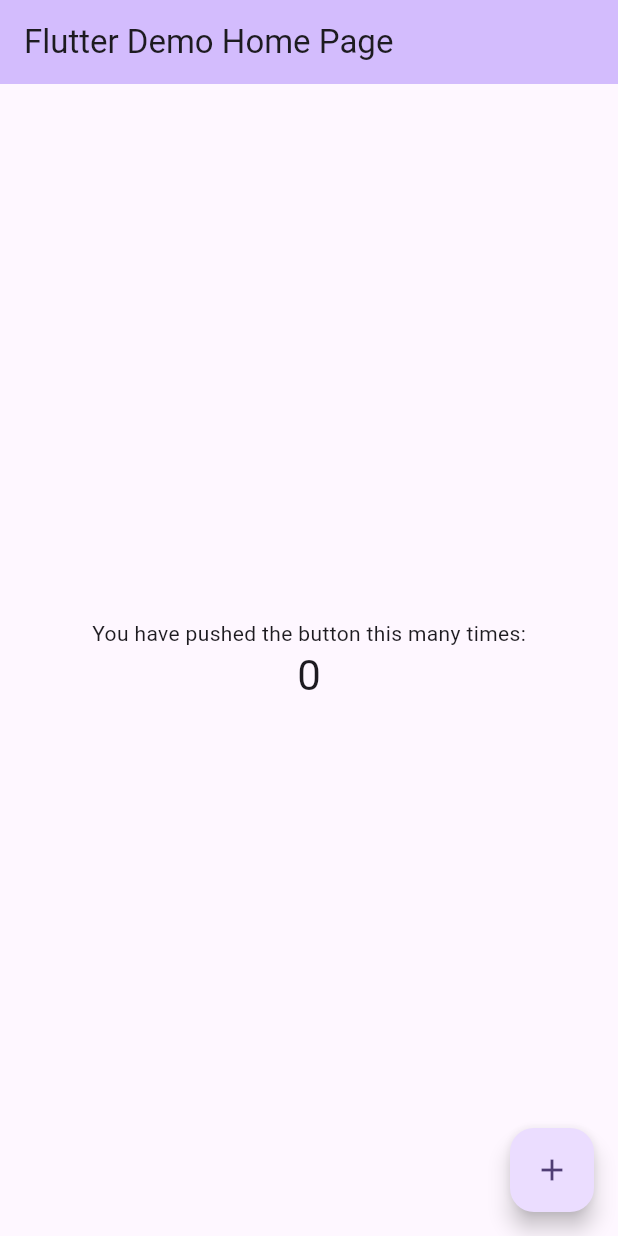
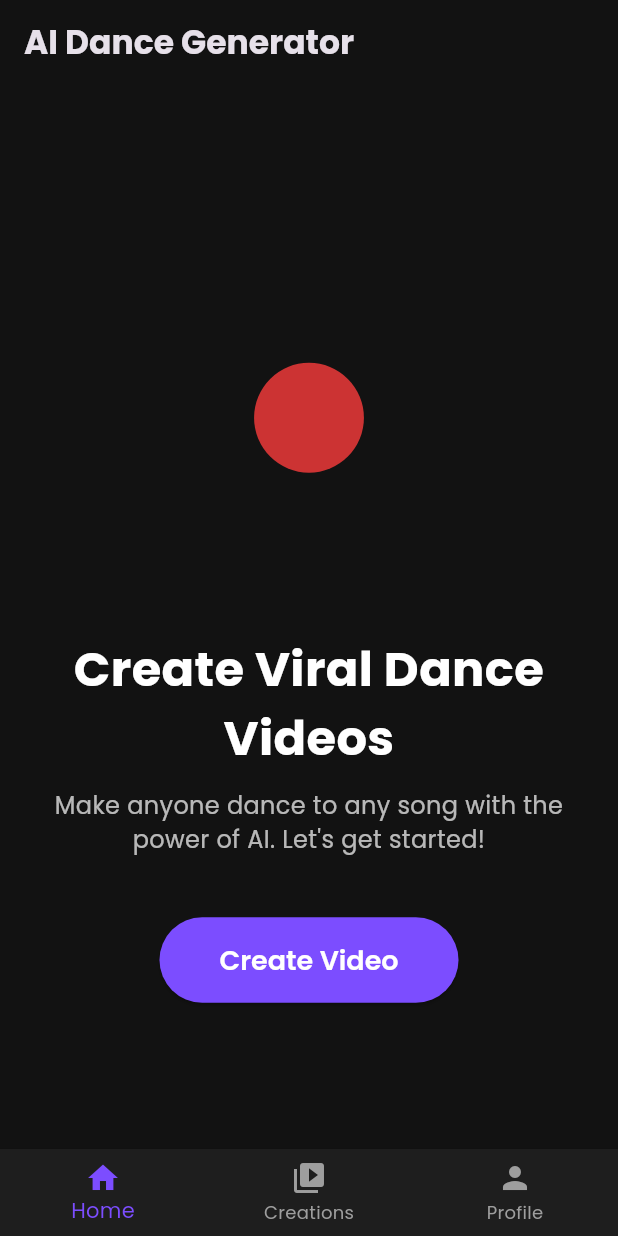
Before and after one commit to could-ai/019a4a5d-df17-78a2-a709-732c879cc913, a Flutter app: the screen it shows after launch, on a phone screen of 412 x 824 dp. Run offline on Flutter 3.47's test engine with Material 3 defaults, Android fonts, the phone set to English and light mode, and no system bars; our stand-ins replace google_fonts, lottie.

Commit message:
I have updated the 'pubspec.yaml' file to include the 'google_fonts' and 'lottie' packages, which will be used for custom text styling and animations to create a more dynamic and visually appealing user interface. I also added an assets section to include the animation files that will be used in the application.; I have completely revamped the 'lib/main.dart' file to set up the foundation for our AI Dance Generator app. I've removed the default counter application and replaced it with a new dark-themed 'MaterialApp'. This new theme uses the 'Poppins' font from Google Fonts for a modern look and feel, and it's configured with a custom color scheme that will be used across the application. The home page is now set to our new 'HomeScreen', which will be the main entry point for users.; I've added a placeholder Lottie animation file. This JSON file will be used to display an engaging animation on the home screen, making the app more visually appealing right from the start. This is a temporary animation that can be replaced later with a more relevant one.; I've created the main 'HomeScreen' for the application. This new screen provides a user-friendly and visually appealing interface with a clear call-to-action. It features an animation, a catchy title, and a prominent "Create Video" button to guide the user. I've also set up a bottom navigation bar to facilitate future navigation to other parts of the app, such as a gallery for created videos and a user profile section. This screen serves as the central hub for the user's experience.

```diff
--- /dev/null
+++ b/usr/lib/home_screen.dart
@@ -0,0 +1,95 @@
+import 'package:flutter/material.dart';
+import 'package:lottie/lottie.dart';
+import 'package:google_fonts/google_fonts.dart';
+
+class HomeScreen extends StatefulWidget {
+  const HomeScreen({super.key});
+
+  @override
+  State<HomeScreen> createState() => _HomeScreenState();
+}
+
+class _HomeScreenState extends State<HomeScreen> {
+  int _selectedIndex = 0;
+
+  void _onItemTapped(int index) {
+    setState(() {
+      _selectedIndex = index;
+    });
+  }
+
+  @override
+  Widget build(BuildContext context) {
+    return Scaffold(
+      appBar: AppBar(
+        title: Text(
+          'AI Dance Generator',
+          style: GoogleFonts.poppins(fontWeight: FontWeight.bold),
+        ),
+        backgroundColor: Colors.transparent,
+        elevation: 0,
+      ),
+      body: Center(
+        child: SingleChildScrollView(
+          child: Padding(
+            padding: const EdgeInsets.all(24.0),
+            child: Column(
+              mainAxisAlignment: MainAxisAlignment.center,
+              children: <Widget>[
+                Lottie.asset(
+                  'assets/animations/dancing_animation.json',
+                  width: 250,
+                  height: 250,
+                ),
+                const SizedBox(height: 20),
+                Text(
+                  'Create Viral Dance Videos',
+                  textAlign: TextAlign.center,
+                  style: GoogleFonts.poppins(
+                    fontSize: 32,
+                    fontWeight: FontWeight.bold,
+                    color: Colors.white,
+                  ),
+                ),
+                const SizedBox(height: 10),
+                Text(
+                  'Make anyone dance to any song with the power of AI. Let\'s get started!',
+                  textAlign: TextAlign.center,
+                  style: GoogleFonts.poppins(
+                    fontSize: 16,
+                    color: Colors.white70,
+                  ),
+                ),
+                const SizedBox(height: 40),
+                ElevatedButton(
+                  onPressed: () {
+                    // TODO: Navigate to video creation flow
+                  },
+                  child: const Text('Create Video'),
+                ),
+              ],
+            ),
+          ),
+        ),
+      ),
+      bottomNavigationBar: BottomNavigationBar(
+        items: const <BottomNavigationBarItem>[
+          BottomNavigationBarItem(
+            icon: Icon(Icons.home),
+            label: 'Home',
+          ),
+          BottomNavigationBarItem(
+            icon: Icon(Icons.video_library),
+            label: 'Creations',
+          ),
+          BottomNavigationBarItem(
+            icon: Icon(Icons.person),
+            label: 'Profile',
+          ),
+        ],
+        currentIndex: _selectedIndex,
+        onTap: _onItemTapped,
+      ),
+    );
+  }
+}
--- a/usr/lib/main.dart
+++ b/usr/lib/main.dart
@@ -1,4 +1,6 @@
+import 'package:couldai_user_app/home_screen.dart';
 import 'package:flutter/material.dart';
+import 'package:google_fonts/google_fonts.dart';
 
 void main() {
   runApp(const MyApp());
@@ -7,114 +9,37 @@ void main() {
 class MyApp extends StatelessWidget {
   const MyApp({super.key});
 
-  // This widget is the root of your application.
   @override
   Widget build(BuildContext context) {
     return MaterialApp(
-      title: 'Flutter Demo',
+      title: 'AI Dance Generator',
       debugShowCheckedModeBanner: false,
       theme: ThemeData(
-        // This is the theme of your application.
-        //
-        // TRY THIS: Try running your application with "flutter run". You'll see
-        // the application has a purple toolbar. Then, without quitting the app,
-        // try changing the seedColor in the colorScheme below to Colors.green
-        // and then invoke "hot reload" (save your changes or press the "hot
-        // reload" button in a Flutter-supported IDE, or press "r" if you used
-        // the command line to start the app).
-        //
-        // Notice that the counter didn't reset back to zero; the application
-        // state is not lost during the reload. To reset the state, use hot
-        // restart instead.
-        //
-        // This works for code too, not just values: Most code changes can be
-        // tested with just a hot reload.
-        colorScheme: ColorScheme.fromSeed(seedColor: Colors.deepPurple),
+        brightness: Brightness.dark,
+        primaryColor: Colors.deepPurpleAccent,
+        scaffoldBackgroundColor: const Color(0xFF121212),
+        textTheme: GoogleFonts.poppinsTextTheme(ThemeData.dark().textTheme),
+        elevatedButtonTheme: ElevatedButtonThemeData(
+          style: ElevatedButton.styleFrom(
+            backgroundColor: Colors.deepPurpleAccent,
+            foregroundColor: Colors.white,
+            padding: const EdgeInsets.symmetric(horizontal: 40, vertical: 15),
+            textStyle: GoogleFonts.poppins(
+              fontSize: 18,
+              fontWeight: FontWeight.w600,
+            ),
+            shape: RoundedRectangleBorder(
+              borderRadius: BorderRadius.circular(30.0),
+            ),
+          ),
+        ),
+        bottomNavigationBarTheme: const BottomNavigationBarThemeData(
+          backgroundColor: Color(0xFF1E1E1E),
+          selectedItemColor: Colors.deepPurpleAccent,
+          unselectedItemColor: Colors.grey,
+        ),
       ),
-      home: const MyHomePage(title: 'Flutter Demo Home Page'),
+      home: const HomeScreen(),
     );
   }
 }
-
-class MyHomePage extends StatefulWidget {
-  const MyHomePage({super.key, required this.title});
-
-  // This widget is the home page of your application. It is stateful, meaning
-  // that it has a State object (defined below) that contains fields that affect
-  // how it looks.
-
-  // This class is the configuration for the state. It holds the values (in this
-  // case the title) provided by the parent (in this case the App widget) and
-  // used by the build method of the State. Fields in a Widget subclass are
-  // always marked "final".
-
-  final String title;
-
-  @override
-  State<MyHomePage> createState() => _MyHomePageState();
-}
-
-class _MyHomePageState extends State<MyHomePage> {
-  int _counter = 0;
-
-  void _incrementCounter() {
-    setState(() {
-      // This call to setState tells the Flutter framework that something has
-      // changed in this State, which causes it to rerun the build method below
-      // so that the display can reflect the updated values. If we changed
-      // _counter without calling setState(), then the build method would not be
-      // called again, and so nothing would appear to happen.
-      _counter++;
-    });
-  }
-
-  @override
-  Widget build(BuildContext context) {
-    // This method is rerun every time setState is called, for instance as done
-    // by the _incrementCounter method above.
-    //
-    // The Flutter framework has been optimized to make rerunning build methods
-    // fast, so that you can just rebuild anything that needs updating rather
-    // than having to individually change instances of widgets.
-    return Scaffold(
-      appBar: AppBar(
-        // TRY THIS: Try changing the color here to a specific color (to
-        // Colors.amber, perhaps?) and trigger a hot reload to see the AppBar
-        // change color while the other colors stay the same.
-        backgroundColor: Theme.of(context).colorScheme.inversePrimary,
-        // Here we take the value from the MyHomePage object that was created by
-        // the App.build method, and use it to set our appbar title.
-        title: Text(widget.title),
-      ),
-      body: Center(
-        // Center is a layout widget. It takes a single child and positions it
-        // in the middle of the parent.
-        child: Column(
-          // Column is also a layout widget. It takes a list of children and
-          // arranges them vertically. By default, it sizes itself to fit its
-          // children horizontally, and tries to be as tall as its parent.
-          //
-          // Column has various properties to control how it sizes itself and
-          // how it positions its children. Here we use mainAxisAlignment to
-          // center the children vertically; the main axis here is the vertical
-          // axis because Columns are vertical (the cross axis would be
-          // horizontal).
-          //
-          // TRY THIS: Invoke "debug painting" (choose the "Toggle Debug Paint"
-          // action in the IDE, or press "p" in the console), to see the
-          // wireframe for each widget.
-          mainAxisAlignment: MainAxisAlignment.center,
-          children: <Widget>[
-            const Text('You have pushed the button this many times:'),
-            Text('$_counter', style: Theme.of(context).textTheme.headlineMedium),
-          ],
-        ),
-      ),
-      floatingActionButton: FloatingActionButton(
-        onPressed: _incrementCounter,
-        tooltip: 'Increment',
-        child: const Icon(Icons.add),
-      ), // This trailing comma makes auto-formatting nicer for build methods.
-    );
-  }
-}
```
Also changed, not shown: usr/assets/animations/dancing_animation.json (added, +54 -0 lines), usr/pubspec.yaml (+5 -70 lines).
